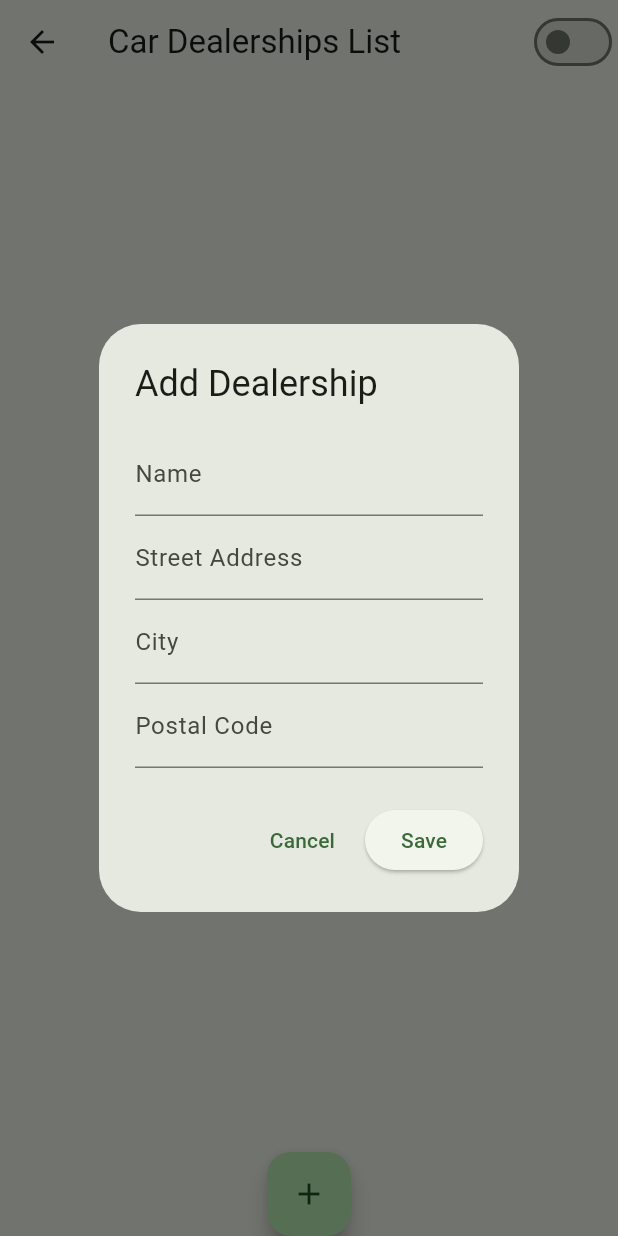
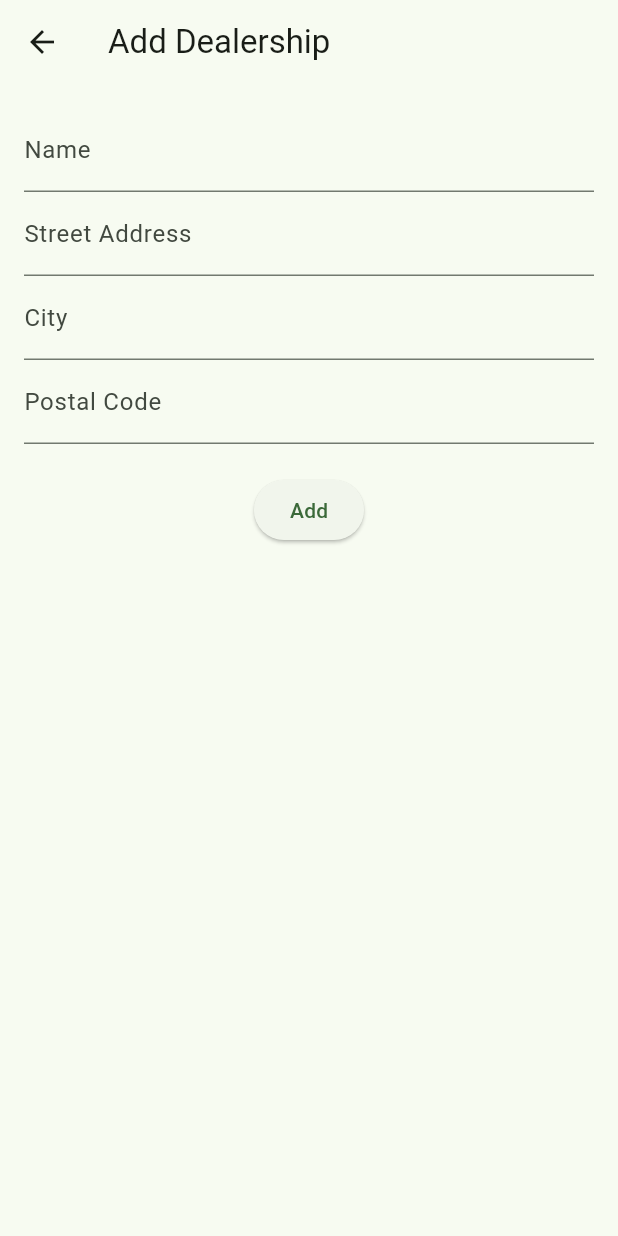
Before and after one commit to LavaLamp4708/mgi_final, a Flutter app: the CarDealershipListPage screen opened by its route, after a tap on the "add" icon, on a phone screen of 412 x 824 dp. Run offline on Flutter 3.47's test engine with Material 3 defaults, Android fonts, the phone set to English and light mode, and no system bars; our stand-ins replace floor, flutter_secure_storage, google_fonts, shared_preferences, sqflite; missing offline and left inert: encrypted_shared_preferences; accounts and stored records are empty; generated files the repository leaves out were written again.

Commit message:
1. Replaced Save button with Update and delete buttons

```diff
--- a/lib/car_dealership_list_page/car_dealership_list_page.dart
+++ b/lib/car_dealership_list_page/car_dealership_list_page.dart
@@ -1,4 +1,5 @@
 import 'package:flutter/material.dart';
+import 'package:shared_preferences/shared_preferences.dart';
 import 'package:mgi_final/database/database.dart';
 import 'package:mgi_final/database/entities/car_dealerships_entity.dart';
 
@@ -13,10 +14,6 @@ class CarDealershipListPage extends StatefulWidget {
 class _CarDealershipListPageState extends State<CarDealershipListPage> {
   late final MGIFinalDatabase _database;
   List<CarDealershipsEntity> _dealerships = [];
-  TextEditingController _nameController = TextEditingController();
-  TextEditingController _addressController = TextEditingController();
-  TextEditingController _cityController = TextEditingController();
-  TextEditingController _postalCodeController = TextEditingController();
   bool _copyPrevious = false;
 
   @override
@@ -26,9 +23,7 @@ class _CarDealershipListPageState extends State<CarDealershipListPage> {
   }
 
   Future<void> _initializeDatabase() async {
-    _database = await $FloorMGIFinalDatabase
-        .databaseBuilder('mgi_final.db')
-        .build();
+    _database = await $FloorMGIFinalDatabase.databaseBuilder('mgi_final.db').build();
     _loadDealerships();
   }
 
@@ -39,7 +34,146 @@ class _CarDealershipListPageState extends State<CarDealershipListPage> {
     });
   }
 
-  Future<void> _addOrUpdateDealership({CarDealershipsEntity? existing}) async {
+  Future<void> _deleteDealership(CarDealershipsEntity dealership) async {
+    await _database.carDealershipsDAO.doDelete(dealership);
+    _loadDealerships();
+  }
+
+  Future<CarDealershipsEntity?> loadLastDealership() async {
+    final prefs = await SharedPreferences.getInstance();
+    if (!prefs.containsKey('lastName')) return null;
+    return CarDealershipsEntity(
+      id: -1,
+      carDealershipName: prefs.getString('lastName')!,
+      streetAddress: prefs.getString('lastAddress')!,
+      city: prefs.getString('lastCity')!,
+      postalCode: prefs.getString('lastPostalCode')!,
+    );
+  }
+
+  @override
+  Widget build(BuildContext context) {
+    return Scaffold(
+      appBar: AppBar(
+        title: Text(widget.title),
+        actions: [
+          Row(
+            children: [
+              const Text("Copy Previous"),
+              Switch(
+                value: _copyPrevious,
+                onChanged: (value) {
+                  setState(() {
+                    _copyPrevious = value;
+                  });
+                },
+              ),
+            ],
+          ),
+        ],
+      ),
+      body: Column(
+        children: [
+          Expanded(
+            child: ListView.builder(
+              itemCount: _dealerships.length,
+              itemBuilder: (context, index) {
+                final dealership = _dealerships[index];
+                return ListTile(
+                  title: Text(dealership.carDealershipName),
+                  subtitle: Text('${dealership.streetAddress}, ${dealership.city}'),
+                  onTap: () async {
+                    Navigator.push(
+                      context,
+                      MaterialPageRoute(
+                        builder: (context) => AddEditDealershipPage(
+                          database: _database,
+                          existing: dealership,
+                          onSubmit: _loadDealerships,
+                        ),
+                      ),
+                    );
+                  },
+                  trailing: IconButton(
+                    icon: const Icon(Icons.delete),
+                    onPressed: () => _deleteDealership(dealership),
+                  ),
+                );
+              },
+            ),
+          ),
+        ],
+      ),
+      floatingActionButton: FloatingActionButton(
+        onPressed: () async {
+          CarDealershipsEntity? lastDealership;
+          if (_copyPrevious) {
+            lastDealership = await loadLastDealership();
+          }
+          Navigator.push(
+            context,
+            MaterialPageRoute(
+              builder: (context) => AddEditDealershipPage(
+                database: _database,
+                existing: null,
+                onSubmit: _loadDealerships,
+                copyPrevious: lastDealership,
+              ),
+            ),
+          );
+        },
+        child: const Icon(Icons.add),
+      ),
+    );
+  }
+}
+
+class AddEditDealershipPage extends StatefulWidget {
+  final MGIFinalDatabase database;
+  final CarDealershipsEntity? existing;
+  final Function() onSubmit;
+  final CarDealershipsEntity? copyPrevious;
+
+  const AddEditDealershipPage({
+    Key? key,
+    required this.database,
+    required this.onSubmit,
+    this.existing,
+    this.copyPrevious,
+  }) : super(key: key);
+
+  @override
+  State<AddEditDealershipPage> createState() => _AddEditDealershipPageState();
+}
+
+class _AddEditDealershipPageState extends State<AddEditDealershipPage> {
+  late TextEditingController _nameController;
+  late TextEditingController _addressController;
+  late TextEditingController _cityController;
+  late TextEditingController _postalCodeController;
+
+  @override
+  void initState() {
+    super.initState();
+    _nameController = TextEditingController();
+    _addressController = TextEditingController();
+    _cityController = TextEditingController();
+    _postalCodeController = TextEditingController();
+
+    if (widget.existing != null) {
+      _nameController.text = widget.existing!.carDealershipName;
+      _addressController.text = widget.existing!.streetAddress;
+      _cityController.text = widget.existing!.city;
+      _postalCodeController.text = widget.existing!.postalCode;
+    } else if (widget.copyPrevious != null) {
+      _nameController.text = widget.copyPrevious!.carDealershipName;
+      _addressController.text = widget.copyPrevious!.streetAddress;
+      _cityController.text = widget.copyPrevious!.city;
+      _postalCodeController.text = widget.copyPrevious!.postalCode;
+    }
+  }
+
+  Future<void> _updateDealership() async {
     if (_nameController.text.isEmpty ||
         _addressController.text.isEmpty ||
         _cityController.text.isEmpty ||
@@ -49,35 +183,29 @@ class _CarDealershipListPageState extends State<CarDealershipListPage> {
     }
 
     final dealership = CarDealershipsEntity(
-      id: existing?.id ?? CarDealershipsEntity.ID++,
+      id: widget.existing?.id ?? CarDealershipsEntity.ID++,
       carDealershipName: _nameController.text,
       streetAddress: _addressController.text,
       city: _cityController.text,
       postalCode: _postalCodeController.text,
     );
 
-    if (existing == null) {
-      await _database.carDealershipsDAO.doInsert(dealership);
+    if (widget.existing != null) {
+      await widget.database.carDealershipsDAO.doUpdate(dealership);
     } else {
-      await _database.carDealershipsDAO.doUpdate(dealership);
+      await widget.database.carDealershipsDAO.doInsert(dealership);
     }
 
-    _clearFields();
-    _loadDealerships();
+    widget.onSubmit();
+    Navigator.pop(context);
   }
 
-  Future<void> _deleteDealership(CarDealershipsEntity dealership) async {
-    await _database.carDealershipsDAO.doDelete(dealership);
-    _loadDealerships();
-  }
-
-  void _clearFields() {
-    setState(() {
-      _nameController.clear();
-      _addressController.clear();
-      _cityController.clear();
-      _postalCodeController.clear();
-    });
+  Future<void> _deleteDealership() async {
+    if (widget.existing != null) {
+      await widget.database.carDealershipsDAO.doDelete(widget.existing!);
+      widget.onSubmit();
+      Navigator.pop(context);
+    }
   }
 
   void _showErrorDialog(String message) {
@@ -96,28 +224,15 @@ class _CarDealershipListPageState extends State<CarDealershipListPage> {
     );
   }
 
-  void _showAddEditDialog({CarDealershipsEntity? existing}) {
-    if (existing != null) {
-      _nameController.text = existing.carDealershipName;
-      _addressController.text = existing.streetAddress;
-      _cityController.text = existing.city;
-      _postalCodeController.text = existing.postalCode;
-    } else if (_copyPrevious && _dealerships.isNotEmpty) {
-      final last = _dealerships.last;
-      _nameController.text = last.carDealershipName;
-      _addressController.text = last.streetAddress;
-      _cityController.text = last.city;
-      _postalCodeController.text = last.postalCode;
-    } else {
-      _clearFields();
-    }
-
-    showDialog(
-      context: context,
-      builder: (context) => AlertDialog(
-        title: Text(existing == null ? 'Add Dealership' : 'Edit Dealership'),
-        content: Column(
-          mainAxisSize: MainAxisSize.min,
+  @override
+  Widget build(BuildContext context) {
+    return Scaffold(
+      appBar: AppBar(
+        title: Text(widget.existing == null ? 'Add Dealership' : 'Edit Dealership'),
+      ),
+      body: Padding(
+        padding: const EdgeInsets.all(16.0),
+        child: Column(
           children: [
             TextField(
               controller: _nameController,
@@ -135,68 +250,23 @@ class _CarDealershipListPageState extends State<CarDealershipListPage> {
               controller: _postalCodeController,
               decoration: const InputDecoration(labelText: 'Postal Code'),
             ),
+            const SizedBox(height: 20),
+            if (widget.existing != null) ...[
+              ElevatedButton(
+                onPressed: _updateDealership,
+                child: const Text('Update'),
+              ),
+              ElevatedButton(
+                onPressed: _deleteDealership,
+                child: const Text('Delete'),
+              ),
+            ] else
+              ElevatedButton(
+                onPressed: _updateDealership,
+                child: const Text('Add'),
+              ),
           ],
         ),
-        actions: [
-          TextButton(
-            onPressed: () {
-              Navigator.pop(context);
-              _clearFields();
-            },
-            child: const Text('Cancel'),
-          ),
-          ElevatedButton(
-            onPressed: () {
-              Navigator.pop(context);
-              _addOrUpdateDealership(existing: existing);
-            },
-            child: const Text('Save'),
-          ),
-        ],
-      ),
-    );
-  }
-
-  @override
-  Widget build(BuildContext context) {
-    return Scaffold(
-      appBar: AppBar(
-        title: Text(widget.title),
-        actions: [
-          Switch(
-            value: _copyPrevious,
-            onChanged: (value) {
-              setState(() {
-                _copyPrevious = value;
-              });
-            },
-          ),
-        ],
-      ),
-      body: Column(
-        children: [
-          Expanded(
-            child: ListView.builder(
-              itemCount: _dealerships.length,
-              itemBuilder: (context, index) {
-                final dealership = _dealerships[index];
-                return ListTile(
-                  title: Text(dealership.carDealershipName),
-                  subtitle: Text('${dealership.streetAddress}, ${dealership.city}'),
-                  onTap: () => _showAddEditDialog(existing: dealership),
-                  trailing: IconButton(
-                    icon: const Icon(Icons.delete),
-                    onPressed: () => _deleteDealership(dealership),
-                  ),
-                );
-              },
-            ),
-          ),
-          FloatingActionButton(
-            onPressed: () => _showAddEditDialog(),
-            child: const Icon(Icons.add),
-          ),
-        ],
       ),
     );
   }
```
